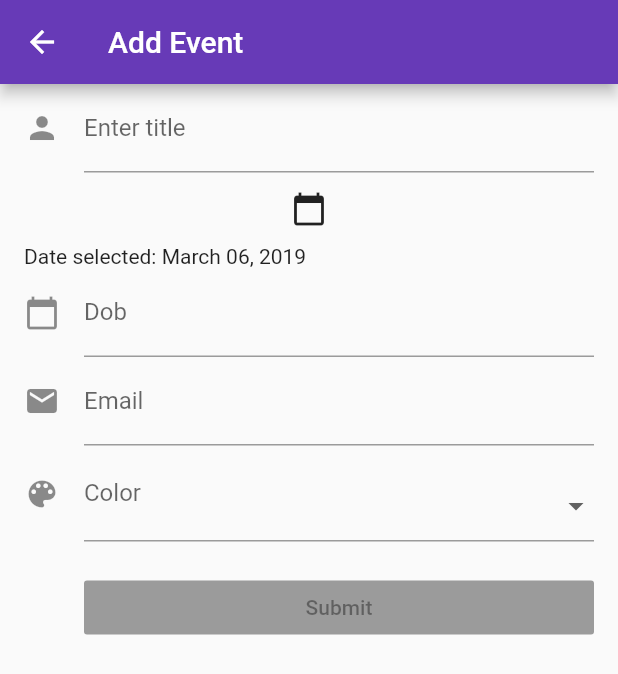
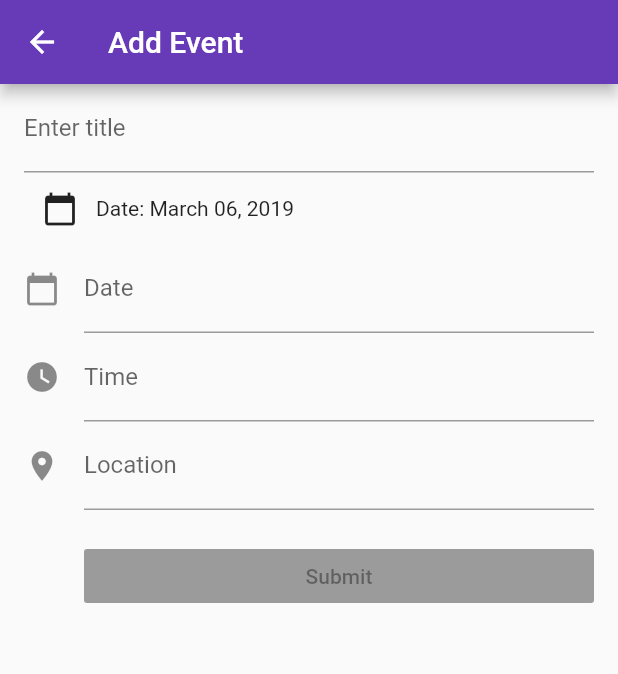
Before and after one commit to casprice/calendar-flutter-app, a Flutter app: the screen it shows after launch, after a tap on the "add" icon, on a phone screen of 412 x 824 dp. Shown: the top 674 px of the screen. Run offline on Flutter 3.47's test engine with Material 2 defaults, Android fonts, the phone set to English and light mode, and no system bars; our stand-ins replace cloud_firestore, flutter_calendar_carousel; accounts and stored records are empty.

Commit message:
Date picker that doesn't work

```diff
--- a/parkinsons_app/lib/main.dart
+++ b/parkinsons_app/lib/main.dart
@@ -82,6 +82,7 @@ class _MyHomePageState extends State<MyHomePage> {
     }
   }
 
+  // Events
   EventList<Event> _markedDateMap = new EventList<Event>(
     events: {
       new DateTime(2018, 12, 10): [
@@ -132,8 +133,7 @@ class _MyHomePageState extends State<MyHomePage> {
       customGridViewPhysics: NeverScrollableScrollPhysics(),
       markedDateShowIcon: true,
       markedDateIconMaxShown: 1,
-      markedDateMoreShowTotal:
-      false, // null for not showing hidden events indicator
+      markedDateMoreShowTotal: false, // null for not showing hidden events indicator
       showHeader: false,
       markedDateIconBuilder: (event) {
         return event.icon;
@@ -247,9 +247,40 @@ class _MyHomePageState extends State<MyHomePage> {
 
   void _pushNewEvent() {
     final GlobalKey<FormState> _formKey = new GlobalKey<FormState>();
-    List<String> _colors = <String>['', 'red', 'green', 'blue', 'orange'];
-    String _color = '';
-    // Route to favorites page
+    DateTime selectedDate = _date;
+
+    // Select Date
+    Future<Null> _selectDate(BuildContext context) async {
+      final DateTime picked = await showDatePicker(
+          context: context,
+          initialDate: _date,
+          firstDate: new DateTime(2016),
+          lastDate: new DateTime(2029)
+      );
+
+      if(picked != null && picked != _date) {
+        print('Date selected: ${_date.toString()}');
+        setState(() {
+          _date = picked;
+        });
+      };
+    }
+
+    Future<Null> _selectTime(BuildContext context) async {
+      final TimeOfDay picked = await showTimePicker (
+          context: context,
+          initialTime: _time
+      );
+
+      if(picked != null && picked != _time) {
+        print('Time selected: ${_date.toString()}');
+        setState(() {
+          _time = picked;
+        });
+      }
+    }
+
+    // Route to new event page
     Navigator.of(context).push(
       // Pushes the route to the favorites page to the Navigator's stack
       new MaterialPageRoute<void>(
@@ -260,6 +291,9 @@ class _MyHomePageState extends State<MyHomePage> {
             appBar: new AppBar(
               title: const Text('Add Event'),
             ),
+
+
+
             body: new SafeArea(
                 top: false,
                 bottom: false,
@@ -271,64 +305,44 @@ class _MyHomePageState extends State<MyHomePage> {
                       children: <Widget>[
                         new TextFormField(
                           decoration: const InputDecoration(
-                            icon: const Icon(Icons.person),
-                            hintText: 'Event',
+                            //icon: const Icon(Icons.event),
                             labelText: 'Enter title',
                           ),
                         ),
 
-                        new IconButton(
-                            icon: Icon(Icons.calendar_today),
-                            onPressed: (){_selectDate(context);}
+                        Row(
+                          children: [
+                            new IconButton(
+                                icon: Icon(Icons.calendar_today),
+                                onPressed: (){_selectDate(context);}
+                            ),
+
+                            new Text('Date: ${DateFormat('MMMM dd, yyyy').format(_date)}'),
+                          ],
                         ),
-                        new Text('Date selected: ${DateFormat('MMMM dd, yyyy').format(_date)}'),
+
                         new TextFormField(
                           decoration: const InputDecoration(
                             icon: const Icon(Icons.calendar_today),
-                            hintText: 'Enter your date of birth',
-                            labelText: 'Dob',
+                            labelText: 'Date',
                           ),
                           keyboardType: TextInputType.datetime,
                         ),
 
                         new TextFormField(
                           decoration: const InputDecoration(
-                            icon: const Icon(Icons.email),
-                            hintText: 'Enter a email address',
-                            labelText: 'Email',
+                            icon: const Icon(Icons.watch_later),
+                            labelText: 'Time',
                           ),
-                          keyboardType: TextInputType.emailAddress,
                         ),
-                        new FormField(
-                          builder: (FormFieldState state) {
-                            return InputDecorator(
-                              decoration: InputDecoration(
-                                icon: const Icon(Icons.color_lens),
-                                labelText: 'Color',
-                              ),
-                              isEmpty: _color == '',
-                              child: new DropdownButtonHideUnderline(
-                                child: new DropdownButton(
-                                  value: _color,
-                                  isDense: true,
-                                  onChanged: (String newValue) {
-                                    setState(() {
-                                      //newContact.favoriteColor = newValue;
-                                      _color = newValue;
-                                      state.didChange(newValue);
-                                    });
-                                  },
-                                  items: _colors.map((String value) {
-                                    return new DropdownMenuItem(
-                                      value: value,
-                                      child: new Text(value),
-                                    );
-                                  }).toList(),
-                                ),
-                              ),
-                            );
-                          },
+
+                        new TextFormField(
+                          decoration: const InputDecoration(
+                            icon: const Icon(Icons.location_on),
+                            labelText: 'Location',
+                          ),
                         ),
+
                         new Container(
                             padding: const EdgeInsets.only(left: 40.0, top: 20.0),
                             child: new RaisedButton(
@@ -340,11 +354,13 @@ class _MyHomePageState extends State<MyHomePage> {
                     )
                 )
             ),
+
+
+
+
           );
         },
       ),
     );
   }
-
-
 }
```
